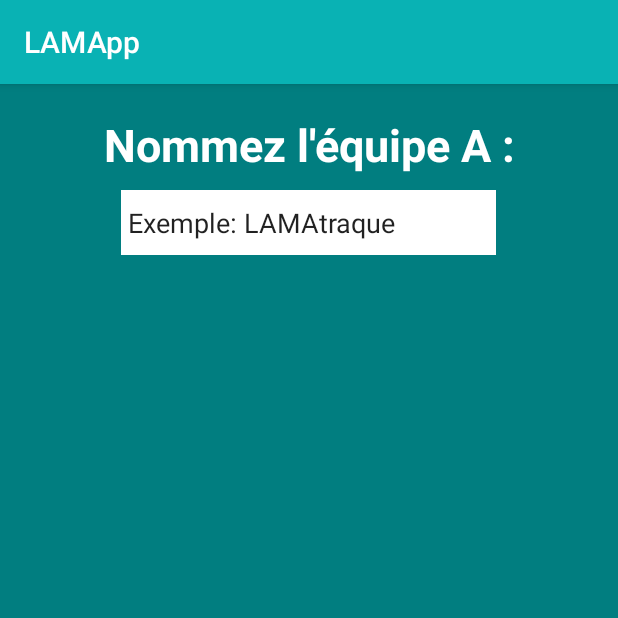
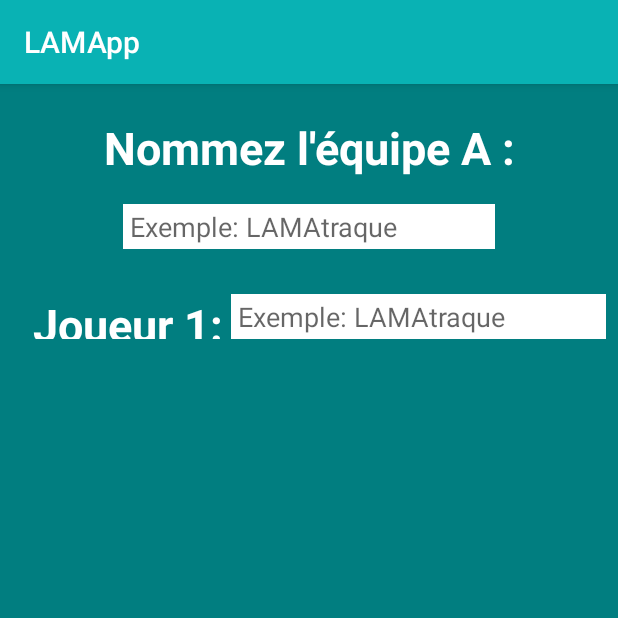
Before and after one commit to alexandreece/ecetech_special-disco-androidapp, an Android app: the PlayersName screen opened directly, with no data from a screen before it, on a phone screen of 412 x 824 dp, the top half of it. Run offline under Robolectric (Android 15) with nearby library versions, the phone set to English and light mode, and no system bars.

Commit message:
players name updated

```diff
--- a/app/src/main/res/layout/activity_players_name.xml
+++ b/app/src/main/res/layout/activity_players_name.xml
@@ -1,34 +1,68 @@
 <?xml version="1.0" encoding="utf-8"?>
-<LinearLayout xmlns:android="http://schemas.android.com/apk/res/android"
-    android:orientation="vertical"
+<RelativeLayout xmlns:android="http://schemas.android.com/apk/res/android"
     android:layout_width="match_parent"
     android:layout_height="match_parent"
     android:background="#017E80"
-    android:weightSum="1">
+    android:weightSum="1"
+    android:orientation="vertical">
 
     <TextView
         android:text="Nommez l'équipe A :"
-        android:layout_marginTop="20dp"
-        android:layout_marginBottom="10dp"
+        android:layout_marginTop="22dp"
         android:layout_width="match_parent"
         android:layout_height="wrap_content"
         android:id="@+id/textView"
         android:textSize="30sp"
         android:textAlignment="center"
         android:textStyle="normal|bold"
-        android:textColor="@android:color/background_light" />
+        android:textColor="@android:color/background_light"
+        android:layout_alignParentTop="true"
+        android:layout_alignParentStart="true" />
+
+    <EditText
+        android:layout_width="248dp"
+        android:layout_height="30dp"
+        android:inputType="textShortMessage"
+        android:ems="10"
+        android:id="@+id/editText2"
+        android:textColor="?attr/actionMenuTextColor"
+        android:background="#FFFFFF"
+        android:layout_gravity="center"
+        android:textAlignment="textStart"
+        android:hint=" Exemple: LAMAtraque"
+        android:layout_marginTop="17dp"
+        android:layout_below="@+id/textView"
+        android:layout_centerHorizontal="true" />
+
+    <TextView
+        android:text="Joueur 1:"
+        android:layout_marginLeft="10dp"
+        android:layout_width="150dp"
+        android:layout_height="30dp"
+        android:id="@+id/textView3"
+        android:textSize="30sp"
+        android:textAlignment="viewStart"
+        android:textStyle="normal|bold"
+        android:textColor="@android:color/background_light"
+        android:layout_marginTop="60dp"
+        android:layout_marginStart="22dp"
+        android:layout_alignTop="@+id/editText2"
+        android:layout_alignParentStart="true" />
 
     <EditText
         android:layout_width="250dp"
         android:layout_height="30dp"
-        android:inputType="textPersonName"
-        android:text=" Exemple: LAMAtraque"
+        android:inputType="textShortMessage"
         android:ems="10"
         android:id="@+id/editText"
         android:layout_weight="0.02"
         android:textColor="?attr/actionMenuTextColor"
         android:background="#FFFFFF"
         android:layout_gravity="center"
-        android:textAlignment="textStart" />
+        android:textAlignment="textStart"
+        android:hint=" Exemple: LAMAtraque"
+        android:layout_alignTop="@+id/textView3"
+        android:layout_alignParentEnd="true"
+        android:layout_marginEnd="8dp" />
 
-</LinearLayout>
+</RelativeLayout>
```
